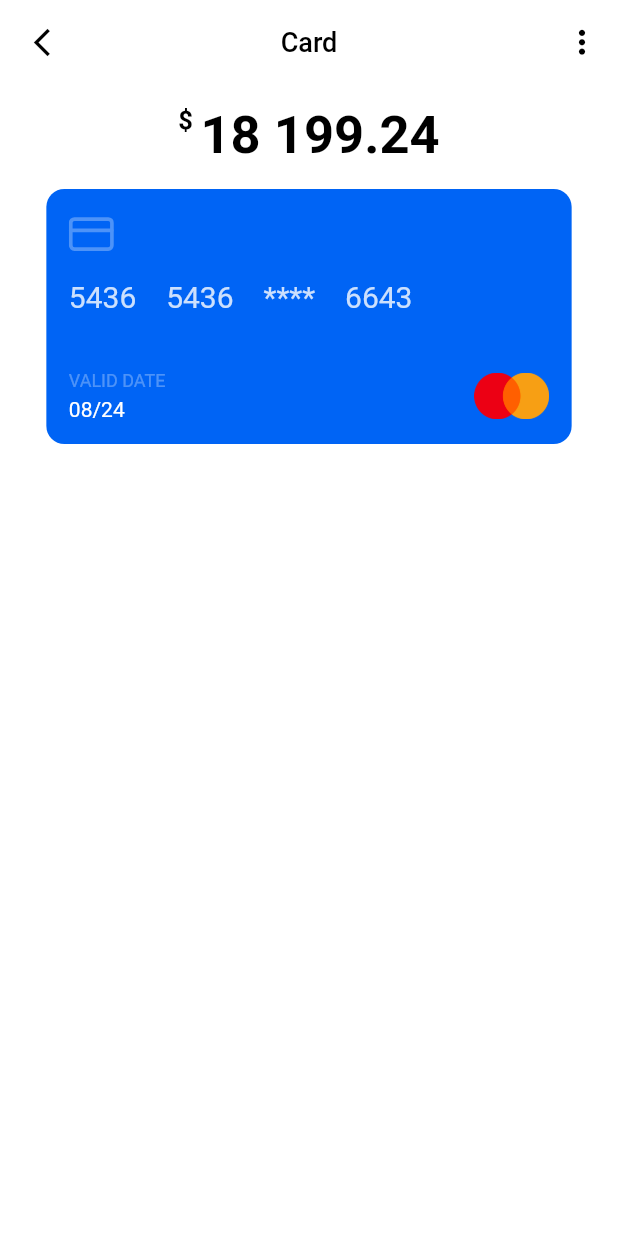
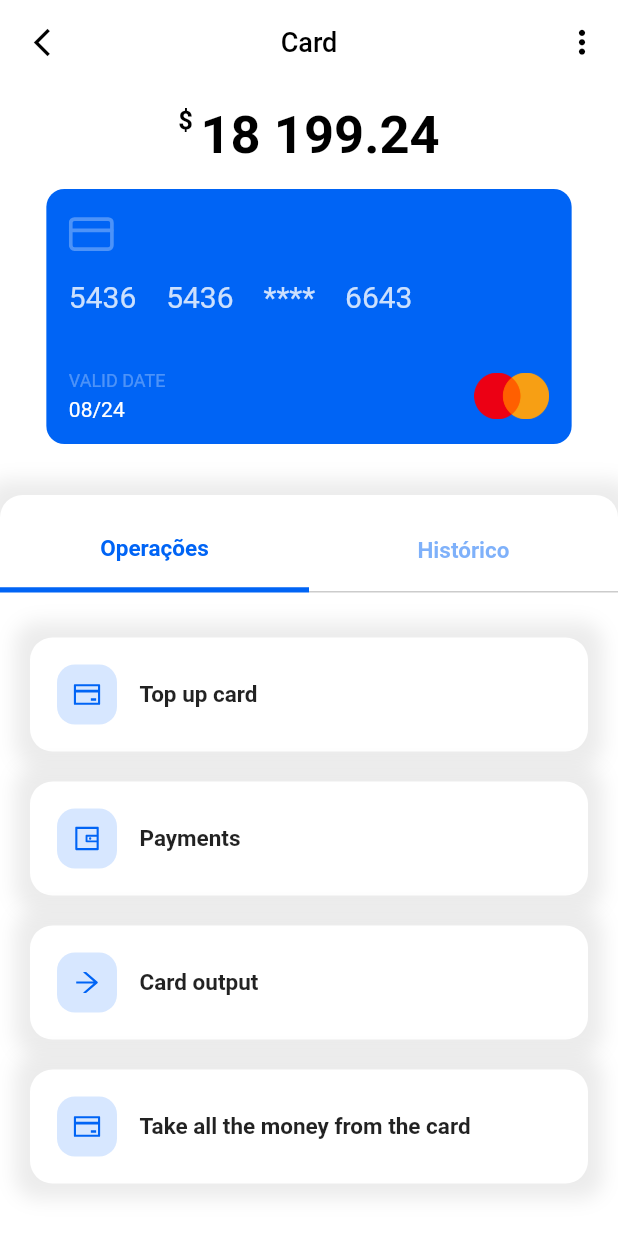
Before and after one commit to tiagoeborsanyi/mibile-banking, a Flutter app: the CardPage screen opened directly, on a phone screen of 412 x 824 dp. Run offline on Flutter 3.47's test engine with Material 2 defaults, Android fonts, the phone set to English and light mode, and no system bars; our stand-ins replace animated_bottom_navigation_bar, flutter_font_icons; network calls fail.

Commit message:
finish project

```diff
--- a/lib/pages/card_page.dart
+++ b/lib/pages/card_page.dart
@@ -1,6 +1,7 @@
 import 'package:flutter/material.dart';
 import 'package:flutter_font_icons/flutter_font_icons.dart';
 import 'package:mobile_banking/data_json/card_json.dart';
+import 'package:mobile_banking/data_json/card_operations_json.dart';
 import 'package:mobile_banking/theme/color.dart';
 
 class CardPage extends StatefulWidget {
@@ -58,7 +59,8 @@ class _CardPageState extends State<CardPage> {
   Widget getBody() {
     var size = MediaQuery.of(context).size;
     final PageController controller = PageController();
-    return Column(
+    return SingleChildScrollView(
+      child: Column(
         children: [
           const SizedBox(height: 10),
           SizedBox(
@@ -76,8 +78,140 @@ class _CardPageState extends State<CardPage> {
                 );
               }),
             ),
-        )
+          ),
+          const SizedBox(height: 20),
+          Container(
+            width: double.infinity,
+            decoration: BoxDecoration(
+                color: white,
+                borderRadius: BorderRadius.circular(15),
+                boxShadow: [
+                  BoxShadow(
+                    color: grey.withOpacity(.2),
+                    spreadRadius: 10,
+                    blurRadius: 10,
+                  ),
+                ]),
+            child: Column(
+              children: [
+                Padding(
+                  padding: const EdgeInsets.only(top: 10, bottom: 10),
+                  child: Row(
+                    mainAxisAlignment: MainAxisAlignment.spaceBetween,
+                    children: [
+                      Flexible(
+                        child: Container(
+                          width: size.width / 2,
+                          height: 55,
+                          decoration: const BoxDecoration(
+                            border: Border(
+                              bottom: BorderSide(
+                                color: primary,
+                                width: 3.5,
+                              ),
+                            ),
+                          ),
+                          child: const Center(
+                            child: Text(
+                              "Operações",
+                              style: TextStyle(
+                                fontSize: 15,
+                                color: primary,
+                                fontWeight: FontWeight.w600,
+                              ),
+                            ),
+                          ),
+                        ),
+                      ),
+                      Flexible(
+                        child: Container(
+                          width: size.width / 2,
+                          height: 55,
+                          decoration: BoxDecoration(
+                            border: Border(
+                              bottom: BorderSide(
+                                color: black.withOpacity(.2),
+                                width: 1,
+                              ),
+                            ),
+                          ),
+                          child: Center(
+                            child: Text(
+                              "Histórico",
+                              style: TextStyle(
+                                fontSize: 15,
+                                color: primary.withOpacity(.5),
+                                fontWeight: FontWeight.w600,
+                              ),
+                            ),
+                          ),
+                        ),
+                      ),
                     ],
+                  ),
+                ),
+                const SizedBox(height: 20),
+                Column(
+                  children: List.generate(cardOperations.length, (index) {
+                    return Padding(
+                      padding: const EdgeInsets.only(
+                        left: 20,
+                        right: 20,
+                        bottom: 20,
+                      ),
+                      child: Container(
+                        width: double.infinity,
+                        decoration: BoxDecoration(
+                          color: white,
+                          borderRadius: BorderRadius.circular(15),
+                          boxShadow: [
+                            BoxShadow(
+                              color: grey.withOpacity(.2),
+                              spreadRadius: 10,
+                              blurRadius: 10,
+                            ),
+                          ],
+                        ),
+                        child: Padding(
+                          padding: const EdgeInsets.all(18.0),
+                          child: Row(
+                            children: [
+                              Container(
+                                width: 40,
+                                height: 40,
+                                decoration: BoxDecoration(
+                                  color: secondary.withOpacity(.3),
+                                  borderRadius: BorderRadius.circular(12),
+                                ),
+                                child: Center(
+                                  child: Icon(
+                                    cardOperations[index]['icon'],
+                                    size: 20,
+                                    color: primary,
+                                  ),
+                                ),
+                              ),
+                              const SizedBox(width: 15),
+                              Text(
+                                cardOperations[index]['title'],
+                                style: const TextStyle(
+                                  fontSize: 15,
+                                  fontWeight: FontWeight.w600,
+                                ),
+                              ),
+                            ],
+                          ),
+                        ),
+                      ),
+                    );
+                  }),
+                ),
+                const SizedBox(height: 30),
+              ],
+            ),
+          ),
+        ],
+      ),
     );
   }
 
```
Lines whose indentation alone changed are shown as unchanged.
